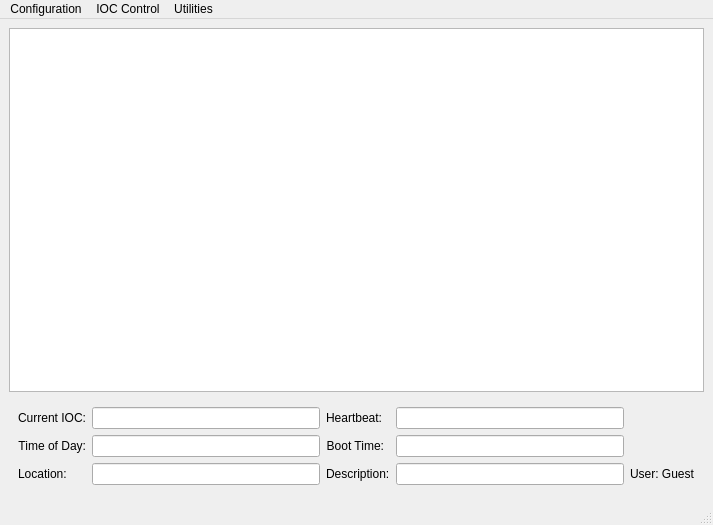
Before: the Qt Designer form ioc.ui in pcdshub/IocManager, drawn with Qt 5.
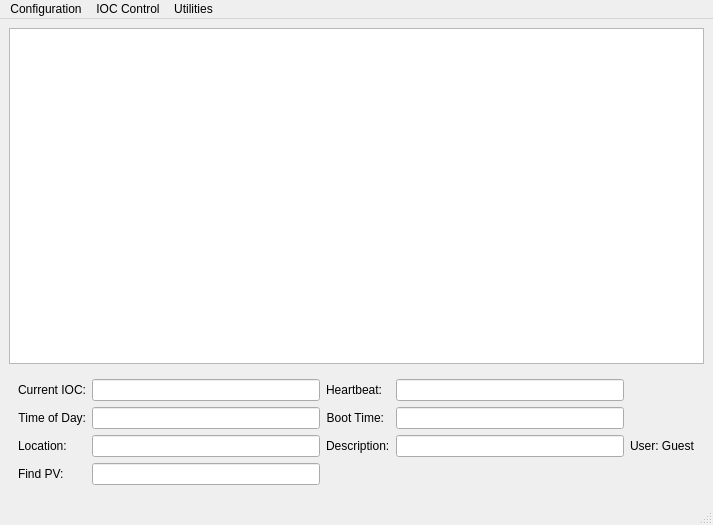
After: the same form once the commit is applied.

Commit message: Add find PV functionality.

The edit to the form file:
```diff
--- a/ioc.ui
+++ b/ioc.ui
@@ -233,6 +233,17 @@
          </property>
         </widget>
        </item>
+       <item row="3" column="0">
+        <widget class="QLabel" name="label_55">
+         <property name="text">
+          <string>Find PV:</string>
+         </property>
+        </widget>
+       </item>
+       <item row="3" column="1">
+        <widget class="QLineEdit" name="findpv">
+        </widget>
+       </item>
       </layout>
      </widget>
     </item>
```
The commit also changes 4 other files.
